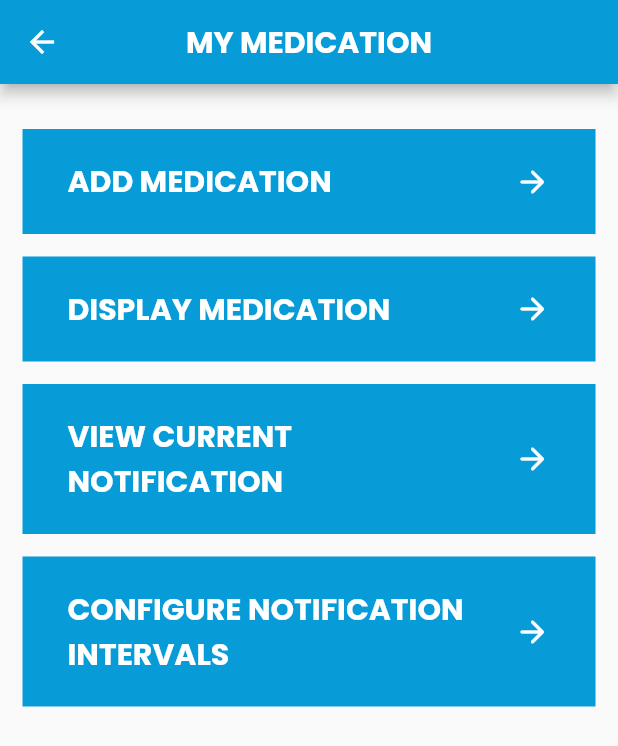
After one commit to ammarrizal/stswks_health_app, a Flutter app: the MyMedication screen opened directly, on a phone screen of 412 x 824 dp. The commit adds this screen. Shown: the top 746 px of the screen. Run offline on Flutter 3.47's test engine with Material 2 defaults, Android fonts, the phone set to English and light mode, and no system bars; our stand-ins replace flutter_cache_manager, font_awesome_flutter, google_fonts, hexcolor; network calls fail.

Commit message:
Added My Medication module

```diff
--- a/lib/views/my_home_page.dart
+++ b/lib/views/my_home_page.dart
@@ -8,6 +8,7 @@ import 'package:prototype_1/constants.dart';
 import 'package:prototype_1/views/calorie_counter_page.dart';
 import 'package:prototype_1/views/health_channel_page.dart';
 import 'package:prototype_1/views/medical_records_page.dart';
+import 'package:prototype_1/views/my_medication_page.dart';
 import 'package:prototype_1/views/vital_tracker_page.dart';
 import 'medical_assist_page.dart';
 import 'user_profile_info.dart';
@@ -254,6 +255,7 @@ class MyHomePage extends StatelessWidget {
                       title: "My\nMedicine",
                       color: "#D9F8FB",
                       icon: FontAwesomeIcons.prescriptionBottle,
+                      pageTo: MyMedication(),
                     ),
                     SizedBox(
                       width: 12,
--- /dev/null
+++ b/lib/views/my_medication_page.dart
@@ -0,0 +1,187 @@
+import 'package:flutter/material.dart';
+import 'package:prototype_1/views/add_medication_page.dart';
+import 'package:prototype_1/views/configure_notification_intervals_page.dart';
+import 'package:prototype_1/views/display_medication_page.dart';
+import 'package:prototype_1/views/view_current_notification_page.dart';
+
+class MyMedication extends StatefulWidget {
+  @override
+  _MyMedicationState createState() => _MyMedicationState();
+}
+
+class _MyMedicationState extends State<MyMedication> {
+  @override
+  Widget build(BuildContext context) {
+    return Scaffold(
+      appBar: AppBar(
+        title: Text(
+          'MY MEDICATION',
+          style: TextStyle(
+            fontFamily: 'Poppins',
+            color: Colors.white,
+            fontWeight: FontWeight.bold,
+          ),
+        ),
+        backgroundColor: Color(0xff079cd8),
+        centerTitle: true,
+      ),
+      body: SingleChildScrollView(
+        child: Center(
+          child: Container(
+            child: Padding(
+              padding: const EdgeInsets.all(15.0),
+              child: Column(
+                mainAxisAlignment: MainAxisAlignment.center,
+                children: [
+                  SizedBox(height: 15.0),
+
+                  TextButton(
+                    onPressed: (){
+                      Navigator.push(context,
+                        MaterialPageRoute(builder: (context) => AddMedication()),);
+                    },
+                    style: ButtonStyle(
+                      shape: MaterialStateProperty.all(RoundedRectangleBorder(
+                        borderRadius: BorderRadius.circular(0.0),
+                      )),
+                      padding: MaterialStateProperty.all(EdgeInsets.fromLTRB(30.0, 20.0, 30.0, 20.0)),
+                      backgroundColor: MaterialStateProperty.all(Color(0xff079cd8)),
+                    ),
+                    child: Row(
+                      children: [
+                        Expanded(
+                          child: Text(
+                            'ADD MEDICATION',
+                            style: TextStyle(
+                              fontFamily: 'Poppins',
+                              fontSize: 20,
+                              color: Colors.white,
+                              fontWeight: FontWeight.bold,
+                            ),
+                          ),
+                        ),
+                        SizedBox(width: 15.0),
+                        Icon(
+                          Icons.arrow_forward_rounded,
+                          color: Colors.white,
+                        ),
+                      ],
+                    ),
+                  ), // calorie counter
+
+                  SizedBox(height: 15.0),
+
+                  TextButton(
+                    onPressed: (){
+                      Navigator.push(context,
+                        MaterialPageRoute(builder: (context) => DisplayMedication()),);
+                    },
+                    style: ButtonStyle(
+                      shape: MaterialStateProperty.all(RoundedRectangleBorder(
+                        borderRadius: BorderRadius.circular(0.0),
+                      )),
+                      padding: MaterialStateProperty.all(EdgeInsets.fromLTRB(30.0, 20.0, 30.0, 20.0)),
+                      backgroundColor: MaterialStateProperty.all(Color(0xff079cd8)),
+                    ),
+                    child: Row(
+                      children: [
+                        Expanded(
+                          child: Text(
+                            'DISPLAY MEDICATION',
+                            style: TextStyle(
+                              fontFamily: 'Poppins',
+                              fontSize: 20,
+                              color: Colors.white,
+                              fontWeight: FontWeight.bold,
+                            ),
+                          ),
+                        ),
+                        SizedBox(width: 15.0),
+                        Icon(
+                          Icons.arrow_forward_rounded,
+                          color: Colors.white,
+                        ),
+                      ],
+                    ),
+                  ), // consumed food
+
+                  SizedBox(height: 15.0),
+
+                  TextButton(
+                    onPressed: (){
+                      Navigator.push(context,
+                        MaterialPageRoute(builder: (context) => ViewCurrentNotification()),);
+                    },
+                    style: ButtonStyle(
+                      shape: MaterialStateProperty.all(RoundedRectangleBorder(
+                        borderRadius: BorderRadius.circular(0.0),
+                      )),
+                      padding: MaterialStateProperty.all(EdgeInsets.fromLTRB(30.0, 20.0, 30.0, 20.0)),
+                      backgroundColor: MaterialStateProperty.all(Color(0xff079cd8)),
+                    ),
+                    child: Row(
+                      children: [
+                        Expanded(
+                          child: Text(
+                            'VIEW CURRENT NOTIFICATION',
+                            style: TextStyle(
+                              fontFamily: 'Poppins',
+                              fontSize: 20,
+                              color: Colors.white,
+                              fontWeight: FontWeight.bold,
+                            ),
+                          ),
+                        ),
+                        SizedBox(width: 15.0),
+                        Icon(
+                          Icons.arrow_forward_rounded,
+                          color: Colors.white,
+                        ),
+                      ],
+                    ),
+                  ),
+
+                  SizedBox(height: 15.0),
+
+                  TextButton(
+                    onPressed: (){
+                      Navigator.push(context,
+                        MaterialPageRoute(builder: (context) => ConfigureNotificationIntervals()),);
+                    },
+                    style: ButtonStyle(
+                      shape: MaterialStateProperty.all(RoundedRectangleBorder(
+                        borderRadius: BorderRadius.circular(0.0),
+                      )),
+                      padding: MaterialStateProperty.all(EdgeInsets.fromLTRB(30.0, 20.0, 30.0, 20.0)),
+                      backgroundColor: MaterialStateProperty.all(Color(0xff079cd8)),
+                    ),
+                    child: Row(
+                      children: [
+                        Expanded(
+                          child: Text(
+                            'CONFIGURE NOTIFICATION INTERVALS',
+                            style: TextStyle(
+                              fontFamily: 'Poppins',
+                              fontSize: 20,
+                              color: Colors.white,
+                              fontWeight: FontWeight.bold,
+                            ),
+                          ),
+                        ),
+                        SizedBox(width: 15.0),
+                        Icon(
+                          Icons.arrow_forward_rounded,
+                          color: Colors.white,
+                        ),
+                      ],
+                    ),
+                  ),
+                ],
+              ),
+            ),
+          ),
+        ),
+      ),
+    );
+  }
+}
```
Also changed, not shown: lib/views/add_medication_page.dart (added, +26 -0 lines), lib/views/configure_notification_intervals_page.dart (added, +26 -0 lines), lib/views/display_medication_page.dart (added, +26 -0 lines), lib/views/view_current_notification_page.dart (added, +26 -0 lines).
